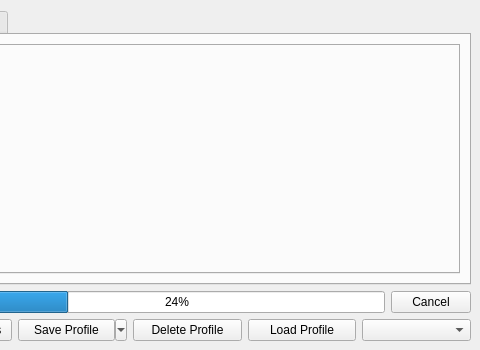
First picture: the form in qt/OpenRGBDialog/OpenRGBDialog.ui, repository CalcProgrammer1/OpenRGB, before the edit; both pictures show x 220 to 700 and y 0 to 350 of the 700 by 350 pixel window.
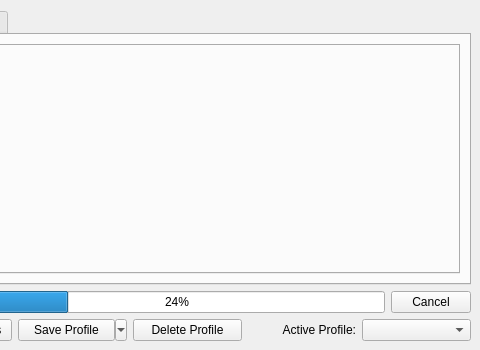
Second picture: the form after the edit.

Commit message: Track active profile and update profile UI to better support profiles remaining active

The edit to the form file:
```diff
--- a/qt/OpenRGBDialog/OpenRGBDialog.ui
+++ b/qt/OpenRGBDialog/OpenRGBDialog.ui
@@ -140,9 +140,12 @@
           </widget>
          </item>
          <item row="0" column="4">
-          <widget class="QPushButton" name="ButtonLoadProfile">
+          <widget class="QLabel" name="ActiveProfileLabel">
            <property name="text">
-            <string>Load Profile</string>
+            <string>Active Profile:</string>
+           </property>
+           <property name="alignment">
+            <set>Qt::AlignmentFlag::AlignRight|Qt::AlignmentFlag::AlignTrailing|Qt::AlignmentFlag::AlignVCenter</set>
            </property>
           </widget>
          </item>
```
Left out of the diff: 50 changed lines with no effect on the pictures. The commit also changes 36 other files.
